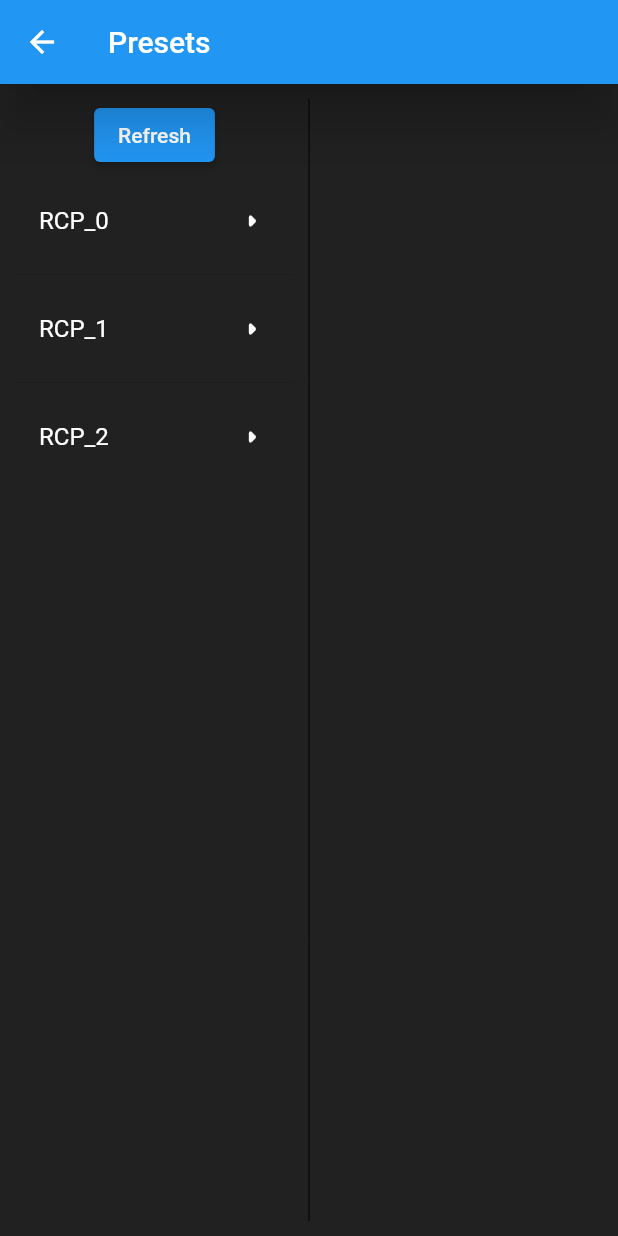
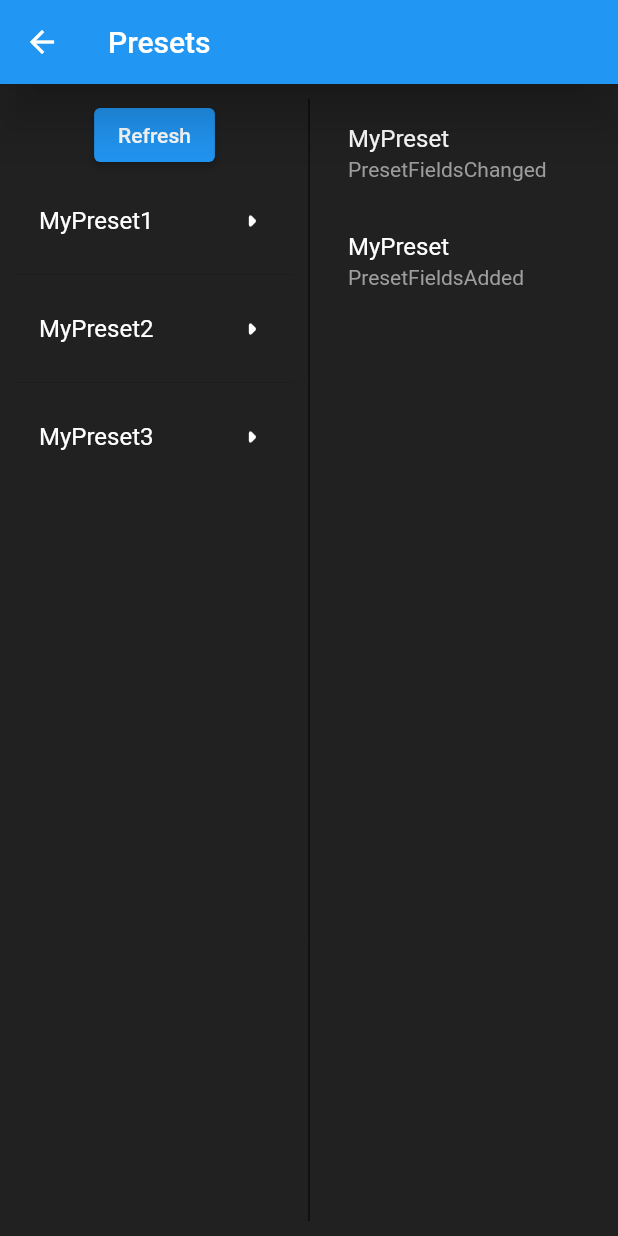
Before and after one commit to andrew-moreno/geotech_assignment, a Flutter app: the screen it shows after launch, after a tap on "Connect", on a phone screen of 412 x 824 dp. Run offline on Flutter 3.47's test engine with Material 2 defaults, Android fonts, the phone set to English and light mode, and no system bars; network calls fail.

Commit message:
adding pseudo code to replace UE data (UE crashing on websocket connection)

```diff
--- a/lib/providers/websocket_provider.dart
+++ b/lib/providers/websocket_provider.dart
@@ -1,3 +1,5 @@
+import 'dart:async';
+import 'dart:convert';
 import 'dart:developer';
 
 import 'package:flutter/material.dart';
@@ -7,38 +9,190 @@ class WebsocketProvider extends ChangeNotifier {
   /// Index of selected preset
   int? selectedPreset;
 
+  /// List containing preset data from UE
+  final List<String> presets = [];
+
+  /// List containing event data from UE
+  final List<Map<String, String>> events = [];
+
+  // For managing websocket connection
   late WebSocketChannel _channel;
+  final _streamController = StreamController.broadcast();
 
-  /// Refreshes the list of presets
+  /// Re populates [presets]
   void refreshPresets() {
-    selectedPreset = null;
-    // TODO: reload presets list from /remote/presets endpoint
+    setSelectedPreset(null);
+    presets.clear();
+    getPresetNames();
     log("Presets refreshed");
     notifyListeners();
   }
 
-  /// Sets selectedPreset property to the provided index
+  /// Sets [selectedPreset] to the provided index
+  /// from the presets list and registers/unregisters
+  /// presets accordingly
+  ///
+  /// If [index] = null, unregister the active preset
   ///
   /// Throws an error if index doesn't exist
-  void setSelectedPreset(int index) {
-    // TODO: throw error if index doesn't exist
+  void setSelectedPreset(int? index) {
     if (selectedPreset != null) {
-      log("Preset $selectedPreset unregistered");
+      _channel.sink.add(
+        jsonEncode(
+          {
+            "MessageName": "preset.unregister",
+            "Parameters": {"PresetName": presets[selectedPreset!]}
+          },
+        ),
+      );
+      log("${presets[selectedPreset!]} unregistered");
     }
     selectedPreset = index;
-    log("Preset $selectedPreset registered");
+
+    if (selectedPreset != null) {
+      if (selectedPreset! > presets.length - 1) {
+        throw RangeError("Index out of range of presets list");
+      }
+      _channel.sink.add(
+        jsonEncode(
+          {
+            "MessageName": "preset.register",
+            "Parameters": {"PresetName": presets[selectedPreset!]}
+          },
+        ),
+      );
+      log("${presets[selectedPreset!]} registered");
+    }
     notifyListeners();
   }
 
   /// Establishes a websocket connection to the provided address
   void establishConnection(String websocketAddress) {
     _channel = WebSocketChannel.connect(Uri.parse(websocketAddress));
+    _streamController.addStream(_channel.stream);
+
     log("Connecting to websocket address $websocketAddress");
   }
 
   /// Closes the connection to the active websocket
+  /// and clears [presets] and [events]
   /// TODO: and pops context if on presets screen
   void closeConnection() {
     _channel.sink.close();
+    presets.clear();
+    events.clear();
+    log("Websocket connection closed");
+  }
+
+  /// Gets the list of presets in the editor and adds them to the
+  /// [presets] property
+  Future<void> getPresetNames() async {
+    _channel.sink.add(
+      jsonEncode(
+        {
+          "MessageName": "http",
+          "Parameters": {
+            "Url": "/remote/presets",
+            "Verb": "GET",
+            "Body": {},
+          }
+        },
+      ),
+    );
+    log("GET request sent to /remote/presets");
+
+    // For testing without Unreal Engine
+    Map<String, dynamic> response = {
+      "RequestId": -1,
+      "ResponseCode": 200,
+      "ResponseBody": {
+        "Presets": [
+          {"Name": "MyPreset1", "Path": "/Game/Presets/MyPreset.MyPreset"},
+          {"Name": "MyPreset2", "Path": "/Game/Presets/MyPreset.MyPreset"},
+          {"Name": "MyPreset3", "Path": "/Game/Presets/MyPreset.MyPreset"},
+        ]
+      }
+    };
+    if (response["ResponseCode"] == 200) {
+      List<Map<String, String>> responsePresets =
+          response["ResponseBody"]!["Presets"];
+      for (var preset in responsePresets) {
+        presets.add(preset["Name"]!);
+      }
+    } else {
+      log("Response code of ${response["ResponseCode"]} returned");
+    }
+    // var streamSub = _streamController.stream.listen(
+    //   (data) {
+    //     var response = jsonDecode(data);
+    //     if (response["ResponseCode"] == 200) {
+    //       List<Map<String, String>> responsePresets =
+    //           response["ResponseBody"]!["Presets"];
+    //       for (var preset in responsePresets) {
+    //         presets.add(preset["Name"]!);
+    //       }
+    //     } else {
+    //       log("Response code of ${response["ResponseCode"]} returned");
+    //     }
+    //   },
+    //   onError: (error) => log(error.toString()),
+    // );
+    // await streamSub.cancel();
+    notifyListeners();
+  }
+
+  void getPresetEvents() {
+    // For testing without Unreal Engine
+    List<Map<String, dynamic>> testingEvents = [
+      {
+        "Type": "PresetFieldsChanged",
+        "PresetName": "MyPreset",
+        "ChangedFields": [
+          {
+            "PropertyLabel": "Relative Rotation (LightSource_0)",
+            "ObjectPath":
+                "/Game/ThirdPersonBP/Maps/ThirdPersonExampleMap.ThirdPersonExampleMap:PersistentLevel.LightSource_0.LightComponent0",
+            "PropertyValue": {"Pitch": 14.4, "Yaw": 0, "Roll": 169.2}
+          }
+        ]
+      },
+      {
+        "Type": "PresetFieldsAdded",
+        "PresetName": "MyPreset",
+        "Description": {
+          "Name": "MyPreset",
+          "Path": "/Game/Presets/MyPreset.MyPreset",
+          "Groups": [
+            {
+              "Name": "Lighting",
+              "ExposedProperties": [
+                {
+                  "DisplayName": "Light Color (LightSource_0)",
+                  "UnderlyingProperty": {
+                    "Name": "LightColor",
+                  }
+                }
+              ],
+              "ExposedFunctions": []
+            }
+          ]
+        }
+      }
+    ];
+
+    for (var event in testingEvents) {
+      events.add({"Type": event["Type"], "PresetName": event["PresetName"]});
+    }
+    notifyListeners();
+
+    // var streamSub = _streamController.stream.listen(
+    //   (data) {
+    //     events.add({"Type": data["Type"], "PresetName": data["PresetName"]});
+    //     notifyListeners();
+    // },
+    //   onError: (error) => log(
+    //     error.toString(),
+    //   ),
+    // );
   }
 }
--- a/lib/screens/connect.dart
+++ b/lib/screens/connect.dart
@@ -50,6 +50,10 @@ class Connect extends StatelessWidget {
                       }
                       Provider.of<WebsocketProvider>(context, listen: false)
                           .establishConnection(_controller.text);
+                      Provider.of<WebsocketProvider>(context, listen: false)
+                          .getPresetNames();
+                      Provider.of<WebsocketProvider>(context, listen: false)
+                          .getPresetEvents();
                       Navigator.push(
                         context,
                         MaterialPageRoute(
--- a/lib/screens/presets.dart
+++ b/lib/screens/presets.dart
@@ -3,10 +3,7 @@ import 'package:geotech_assignment/providers/websocket_provider.dart';
 import 'package:provider/provider.dart';
 
 class Presets extends StatefulWidget {
-  const Presets({
-    Key? key,
-    required this.websocketAddress,
-  }) : super(key: key);
+  const Presets({Key? key, required this.websocketAddress}) : super(key: key);
 
   static const routeName = "/presets";
   final String websocketAddress;
@@ -83,18 +80,21 @@ class RemoteControlPresets extends StatelessWidget {
 
   @override
   Widget build(BuildContext context) {
+    return Selector<WebsocketProvider, List<String>>(
+      selector: (_, websocketProvider) => websocketProvider.presets,
+      builder: (context, presets, _) {
         return ListView.separated(
           controller: ScrollController(),
           physics: const NeverScrollableScrollPhysics(),
           padding: const EdgeInsets.only(top: 5),
           addAutomaticKeepAlives: false,
           shrinkWrap: true,
-      itemCount: 3,
+          itemCount: presets.length,
           separatorBuilder: (context, index) => const Divider(),
           itemBuilder: (context, index) {
             return ListTile(
               title: Text(
-            "RCP_$index",
+                presets[index],
               ),
               trailing: const Icon(
                 Icons.arrow_right_rounded,
@@ -103,8 +103,8 @@ class RemoteControlPresets extends StatelessWidget {
               iconColor: Colors.white,
               selectedColor: Colors.blue,
               selectedTileColor: Colors.grey.shade800,
-          selected:
-              index == Provider.of<WebsocketProvider>(context).selectedPreset,
+              selected: index ==
+                  Provider.of<WebsocketProvider>(context).selectedPreset,
               onTap: () {
                 Provider.of<WebsocketProvider>(
                   context,
@@ -114,30 +114,31 @@ class RemoteControlPresets extends StatelessWidget {
             );
           },
         );
+      },
+    );
   }
 }
 
 class ReceivedPresetEvents extends StatelessWidget {
   /// Used to build the list of received preset events
-  const ReceivedPresetEvents({
-    Key? key,
-  }) : super(key: key);
+  const ReceivedPresetEvents({Key? key}) : super(key: key);
 
   @override
   Widget build(BuildContext context) {
-    return Consumer<WebsocketProvider>(
-      builder: (context, websocketProvider, _) {
+    return Selector<WebsocketProvider, List<Map<String, String>>>(
+      selector: (_, websocketProvider) => websocketProvider.events,
+      builder: (context, events, _) {
         return ListView.builder(
           controller: ScrollController(),
-          itemCount: (websocketProvider.selectedPreset != null) ? 3 : 0,
+          itemCount: events.length,
           itemBuilder: (context, index) {
             return ListTile(
               title: Text(
-                "RCP_${websocketProvider.selectedPreset}",
+                events[index]["PresetName"]!,
                 style: const TextStyle(color: Colors.white),
               ),
               subtitle: Text(
-                "subtitle",
+                events[index]["Type"]!,
                 style: TextStyle(color: Colors.grey.shade500),
               ),
             );
```
Also changed, not shown: pubspec.lock. Lines whose indentation alone changed are shown as unchanged.
